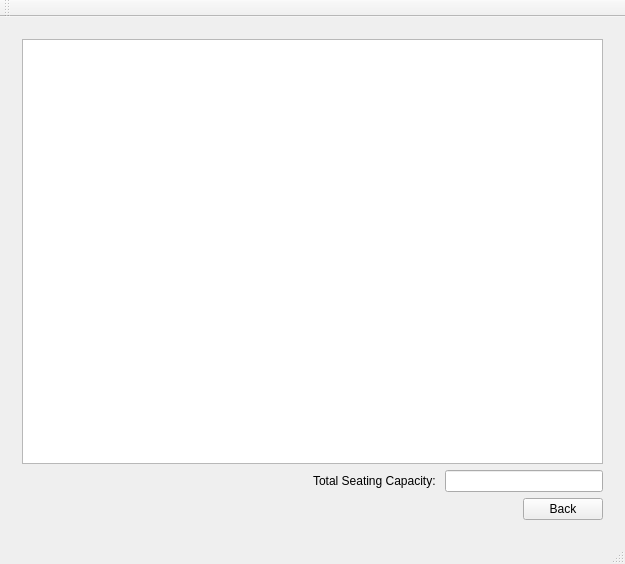
Old version of the form src/mainwindow.ui in the repository brianclinkenbeard/football.
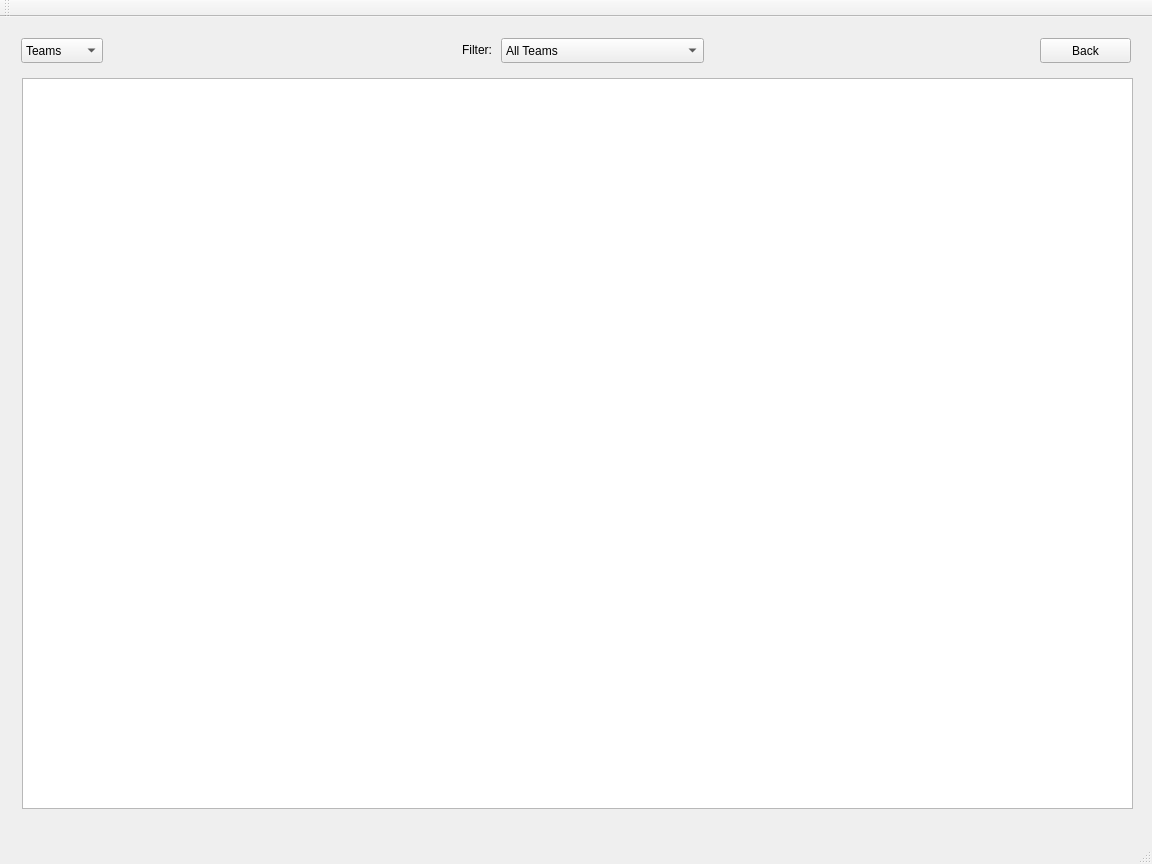
New version of the form.

Commit message: team and stadium lists, increase window size, minor cleanup

The edit to the form file:
```diff
--- a/src/mainwindow.ui
+++ b/src/mainwindow.ui
@@ -6,8 +6,8 @@
    <rect>
     <x>0</x>
     <y>0</y>
-    <width>625</width>
-    <height>564</height>
+    <width>1152</width>
+    <height>864</height>
    </rect>
   </property>
   <property name="windowTitle">
@@ -18,7 +18,7 @@
     <item row="0" column="0">
      <widget class="QStackedWidget" name="stWid">
       <property name="currentIndex">
-       <number>1</number>
+       <number>2</number>
       </property>
       <widget class="QWidget" name="page_home">
        <widget class="QPushButton" name="btn_go_to_stadium_capacity">
@@ -108,6 +108,102 @@
         </item>
        </layout>
       </widget>
+      <widget class="QWidget" name="page_teams_stadiums">
+       <widget class="QComboBox" name="comboBox_filters">
+        <property name="geometry">
+         <rect>
+          <x>490</x>
+          <y>10</y>
+          <width>203</width>
+          <height>25</height>
+         </rect>
+        </property>
+        <item>
+         <property name="text">
+          <string>All Teams</string>
+         </property>
+        </item>
+        <item>
+         <property name="text">
+          <string>American Baseball Conference</string>
+         </property>
+        </item>
+        <item>
+         <property name="text">
+          <string>National Baseball Conference</string>
+         </property>
+        </item>
+       </widget>
+       <widget class="QComboBox" name="comboBox_selection">
+        <property name="geometry">
+         <rect>
+          <x>10</x>
+          <y>10</y>
+          <width>82</width>
+          <height>25</height>
+         </rect>
+        </property>
+        <item>
+         <property name="text">
+          <string>Teams</string>
+         </property>
+        </item>
+        <item>
+         <property name="text">
+          <string>Stadiums</string>
+         </property>
+        </item>
+        <item>
+         <property name="text">
+          <string>Players</string>
+         </property>
+        </item>
+        <item>
+         <property name="text">
+          <string>Surfaces</string>
+         </property>
+        </item>
+       </widget>
+       <widget class="QTableView" name="tableView_teams_stadiums">
+        <property name="geometry">
+         <rect>
+          <x>11</x>
+          <y>50</y>
+          <width>1111</width>
+          <height>731</height>
+         </rect>
+        </property>
+       </widget>
+       <widget class="QLabel" name="label_filter">
+        <property name="geometry">
+         <rect>
+          <x>430</x>
+          <y>11</y>
+          <width>51</width>
+          <height>21</height>
+         </rect>
+        </property>
+        <property name="text">
+         <string>Filter:</string>
+        </property>
+        <property name="alignment">
+         <set>Qt::AlignRight|Qt::AlignTrailing|Qt::AlignVCenter</set>
+        </property>
+       </widget>
+       <widget class="QPushButton" name="pushButton_team_stadium_back">
+        <property name="geometry">
+         <rect>
+          <x>1029</x>
+          <y>10</y>
+          <width>91</width>
+          <height>25</height>
+         </rect>
+        </property>
+        <property name="text">
+         <string>Back</string>
+        </property>
+       </widget>
+      </widget>
      </widget>
     </item>
    </layout>
```
Left out of the diff: 21 changed lines with no effect on the pictures. The commit also changes 3 other files.
